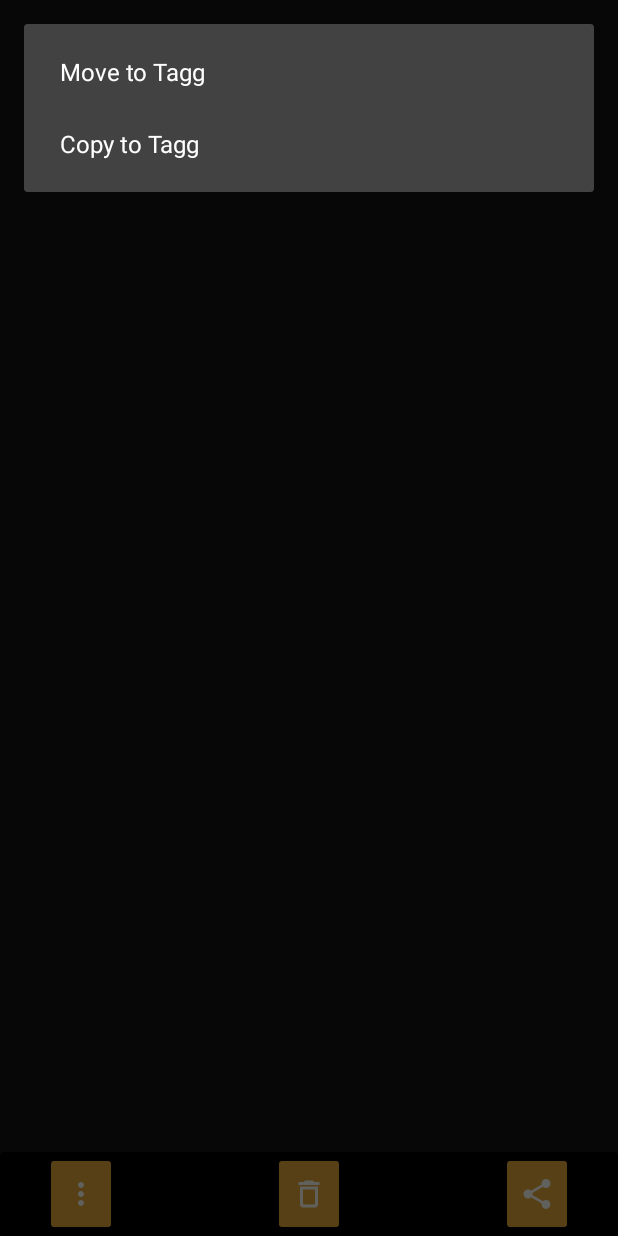
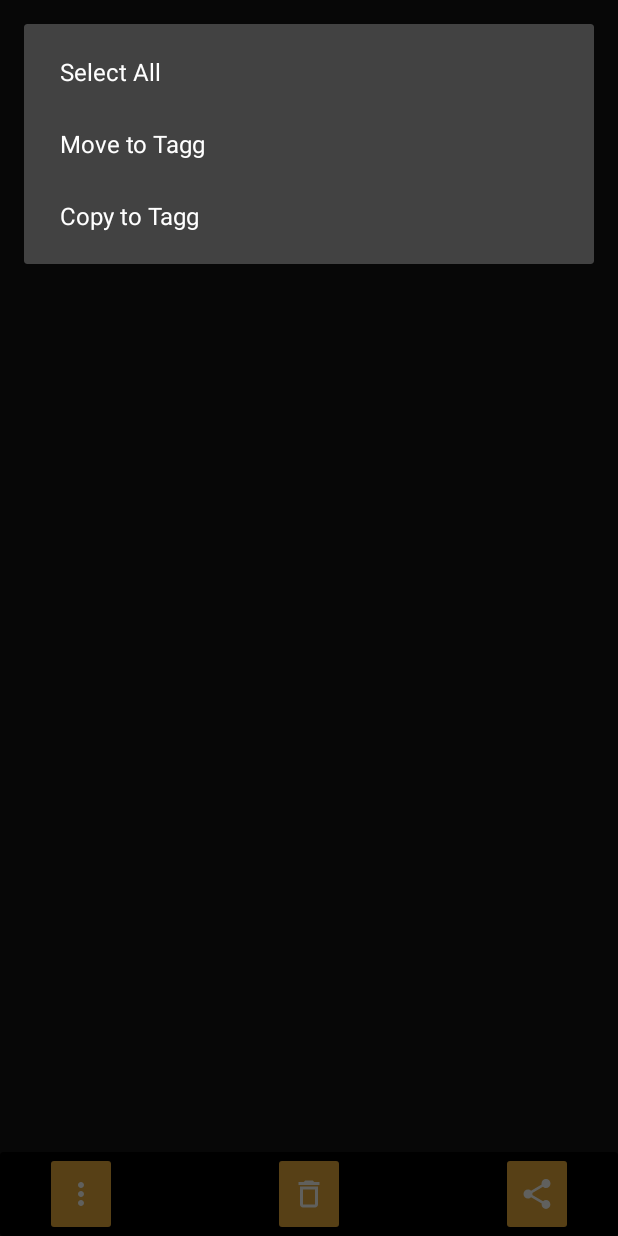
Before and after one commit to JosebiasNeto/InstaTaggBackup, an Android app: the FullscreenPhotoActivity screen opened directly, with no data from a screen before it, after a tap on an icon or button, on a phone screen of 412 x 824 dp. Run offline under Robolectric (Android 15) with nearby library versions, the phone set to English and light mode, and no system bars; our stand-ins replace Room's generated code; 2 statements that could not run were skipped.

Commit message:
Implement select all

```diff
--- a/app/src/main/res/menu/photos_option_menu.xml
+++ b/app/src/main/res/menu/photos_option_menu.xml
@@ -1,7 +1,12 @@
 <?xml version="1.0" encoding="utf-8"?>
 <menu xmlns:android="http://schemas.android.com/apk/res/android">
-    <item android:id="@+id/move_to_tagg"
-        android:title="@string/txt_move_to_tagg"/>
-    <item android:id="@+id/copy_to_tagg"
+    <item
+        android:id="@+id/select_all"
+        android:title="@string/txt_select_all" />
+    <item
+        android:id="@+id/move_to_tagg"
+        android:title="@string/txt_move_to_tagg" />
+    <item
+        android:id="@+id/copy_to_tagg"
         android:title="@string/txt_copy_to_tagg" />
 </menu>
--- a/app/src/main/res/values/strings.xml
+++ b/app/src/main/res/values/strings.xml
@@ -16,4 +16,5 @@
     <string name="without_tagg">Add a Tagg first</string>
     <string name="total_size">Total size:</string>
     <string name="tagg_size">Tagg size:</string>
+    <string name="txt_select_all">Select All</string>
 </resources>
```
Also changed, not shown: app/src/main/java/com/jnsoft/instatagg/presentation/activities/PhotosActivity.kt (+7 -0 lines).
